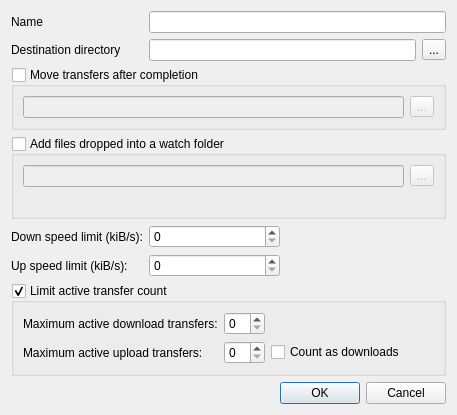
Qt form src/QueueDlg.ui (LubosD/fatrat) before a commit.
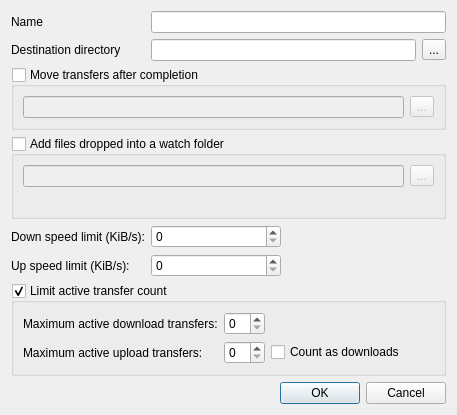
The same form after that commit.

What changed in the file:
```diff
--- a/src/QueueDlg.ui
+++ b/src/QueueDlg.ui
@@ -103,7 +103,7 @@
    <item row="4" column="0" >
     <widget class="QLabel" name="label_2" >
      <property name="text" >
-      <string>Down speed limit (kiB/s):</string>
+      <string>Down speed limit (KiB/s):</string>
      </property>
      <property name="buddy" >
       <cstring>spinDown</cstring>
@@ -129,7 +129,7 @@
    <item row="5" column="0" >
     <widget class="QLabel" name="label_3" >
      <property name="text" >
-      <string>Up speed limit (kiB/s):</string>
+      <string>Up speed limit (KiB/s):</string>
      </property>
      <property name="buddy" >
       <cstring>spinUp</cstring>
```
